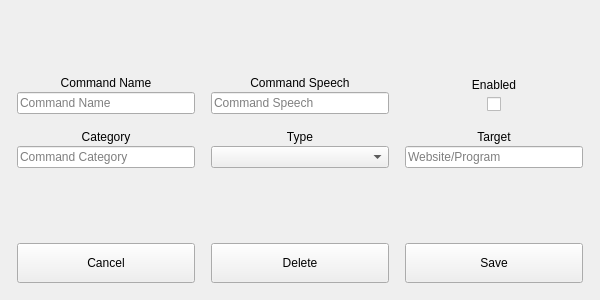
The window that PyQt-GUIProject/edit_command.ui (Notaweedle/Pro100_Voice_rec) describes before a commit, drawn with Qt 5.
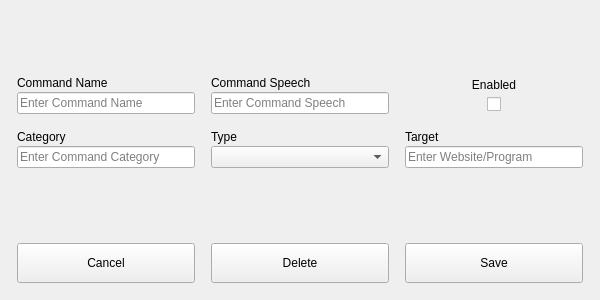
The same window after the commit.

The edit to the form file:
```diff
--- a/PyQt-GUIProject/edit_command.ui
+++ b/PyQt-GUIProject/edit_command.ui
@@ -63,14 +63,14 @@
           <string>Category</string>
          </property>
          <property name="alignment">
-          <set>Qt::AlignmentFlag::AlignCenter</set>
+          <set>Qt::AlignmentFlag::AlignLeading|Qt::AlignmentFlag::AlignLeft|Qt::AlignmentFlag::AlignVCenter</set>
          </property>
         </widget>
        </item>
        <item>
         <widget class="QLineEdit" name="categoryEdit">
          <property name="placeholderText">
-          <string>Command Category</string>
+          <string>Enter Command Category</string>
          </property>
         </widget>
        </item>
@@ -113,7 +113,7 @@
           <string>Command Speech</string>
          </property>
          <property name="alignment">
-          <set>Qt::AlignmentFlag::AlignCenter</set>
+          <set>Qt::AlignmentFlag::AlignLeading|Qt::AlignmentFlag::AlignLeft|Qt::AlignmentFlag::AlignVCenter</set>
          </property>
         </widget>
        </item>
@@ -123,7 +123,7 @@
           <string/>
          </property>
          <property name="placeholderText">
-          <string>Command Speech</string>
+          <string>Enter Command Speech</string>
          </property>
         </widget>
        </item>
@@ -153,7 +153,7 @@
           <string>Command Name</string>
          </property>
          <property name="alignment">
-          <set>Qt::AlignmentFlag::AlignCenter</set>
+          <set>Qt::AlignmentFlag::AlignLeading|Qt::AlignmentFlag::AlignLeft|Qt::AlignmentFlag::AlignVCenter</set>
          </property>
         </widget>
        </item>
@@ -166,7 +166,7 @@
           <number>32767</number>
          </property>
          <property name="placeholderText">
-          <string>Command Name</string>
+          <string>Enter Command Name</string>
          </property>
         </widget>
        </item>
@@ -183,7 +183,7 @@
           <string>Type</string>
          </property>
          <property name="alignment">
-          <set>Qt::AlignmentFlag::AlignCenter</set>
+          <set>Qt::AlignmentFlag::AlignLeading|Qt::AlignmentFlag::AlignLeft|Qt::AlignmentFlag::AlignVCenter</set>
          </property>
         </widget>
        </item>
@@ -320,7 +320,7 @@
           <string>Target</string>
          </property>
          <property name="alignment">
-          <set>Qt::AlignmentFlag::AlignCenter</set>
+          <set>Qt::AlignmentFlag::AlignLeading|Qt::AlignmentFlag::AlignLeft|Qt::AlignmentFlag::AlignVCenter</set>
          </property>
         </widget>
        </item>
@@ -336,7 +336,7 @@
           <bool>false</bool>
          </property>
          <property name="placeholderText">
-          <string>Website/Program</string>
+          <string>Enter Website/Program</string>
          </property>
          <property name="clearButtonEnabled">
           <bool>false</bool>
```
